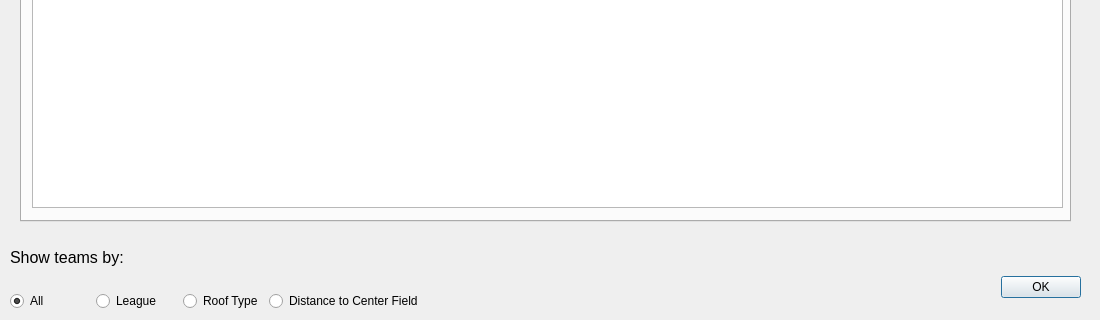
Old version of the form BaseballTour/databaseviewform.ui in the repository ethanl21/BaseballTour; both pictures show x 0 to 1100 and y 449 to 769 of the 1100 by 769 pixel window.
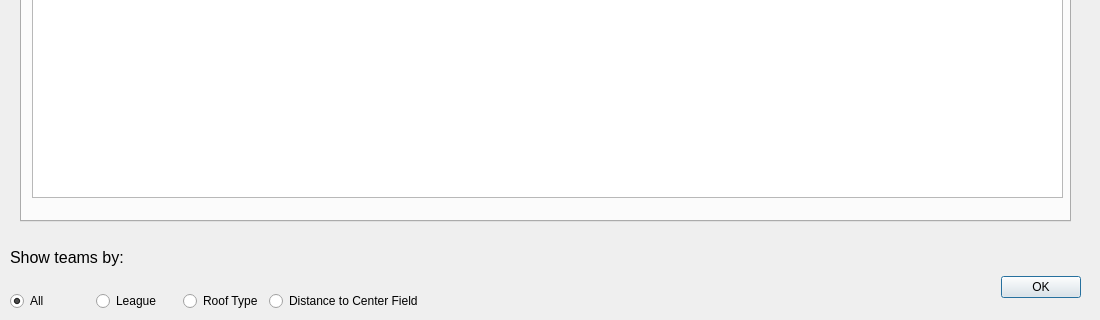
New version of the form. The open tabs and pages were chosen to show the change.

Commit message: Sort teams by league

What changed in the file:
```diff
--- a/BaseballTour/databaseviewform.ui
+++ b/BaseballTour/databaseviewform.ui
@@ -108,13 +108,13 @@
       <attribute name="title">
        <string>American</string>
       </attribute>
-      <widget class="QColumnView" name="americanTeamsColumnView">
+      <widget class="QTableWidget" name="americanTeamsTableWidget">
        <property name="geometry">
         <rect>
          <x>10</x>
          <y>10</y>
          <width>1031</width>
-         <height>531</height>
+         <height>521</height>
         </rect>
        </property>
       </widget>
```
Left out of the diff: 4 changed lines with no effect on the pictures. The commit also changes 4 other files.
